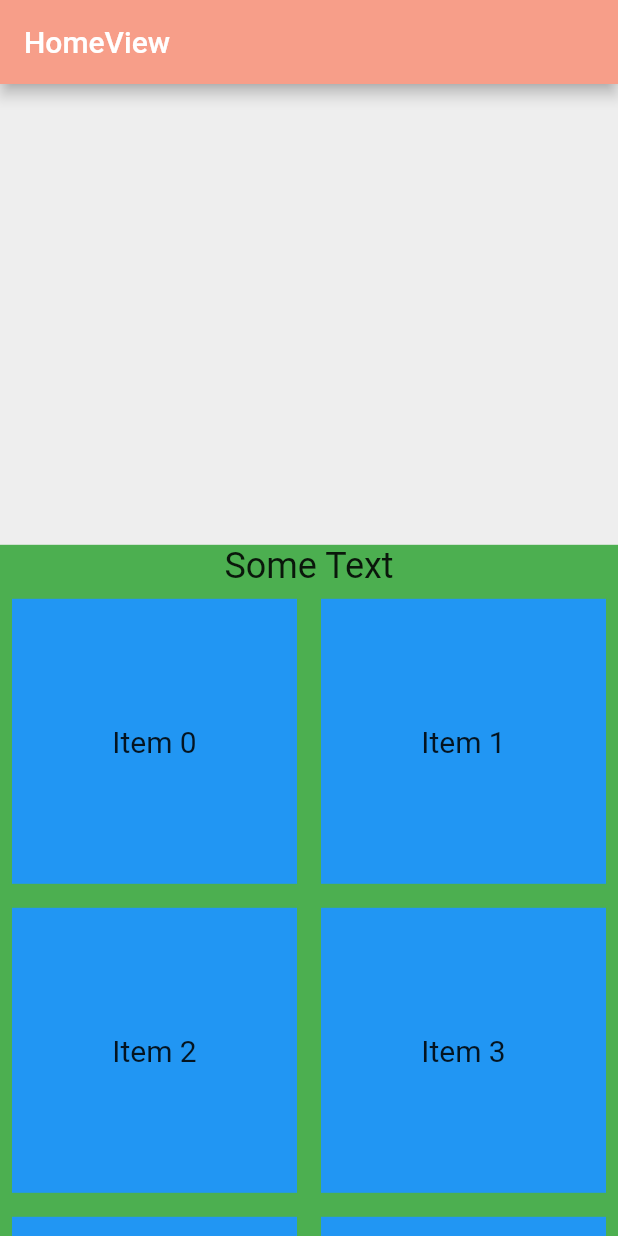
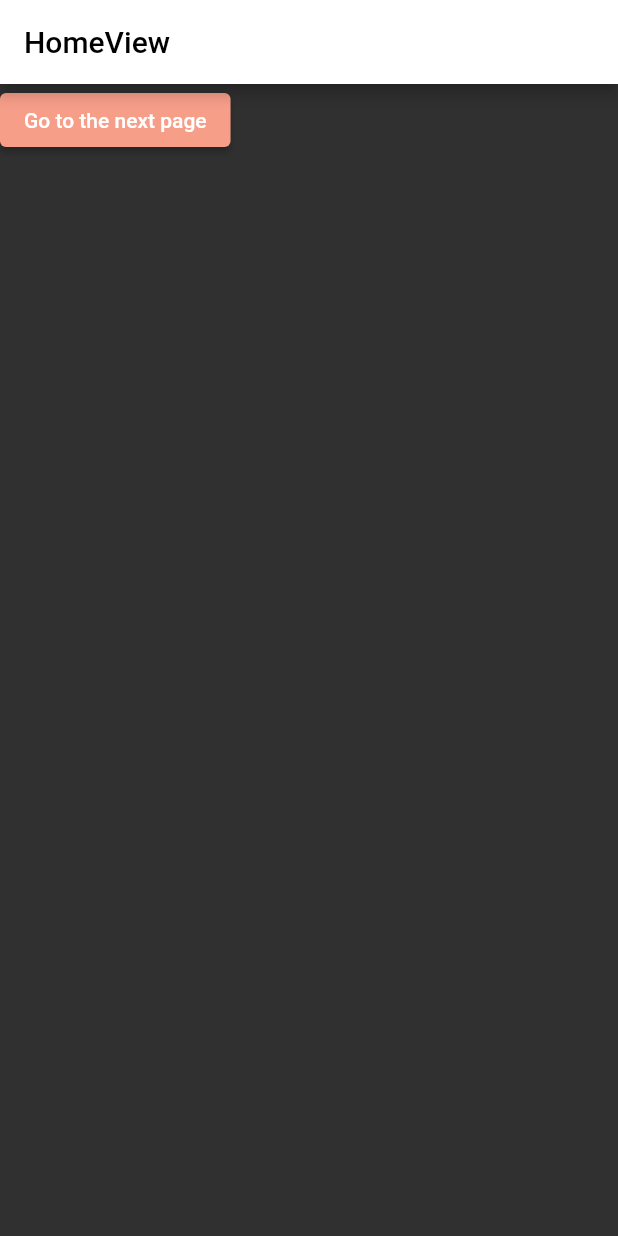
Before and after one commit to FadyShehataa/pomodoro_app, a Flutter app: the screen it shows after launch, on a phone screen of 412 x 824 dp. Run offline on Flutter 3.47's test engine with Material 2 defaults, Android fonts, the phone set to English and light mode, and no system bars; our stand-ins replace device_preview, equatable, flutter_bloc, google_fonts.

Commit message:
refactor create pomodoro view

```diff
--- a/lib/Feature/Home/presentation/manager/theme_cubit/theme_cubit.dart
+++ b/lib/Feature/Home/presentation/manager/theme_cubit/theme_cubit.dart
@@ -6,7 +6,7 @@ part 'theme_state.dart';
 class ThemeCubit extends Cubit<ThemeState> {
   ThemeCubit() : super(ThemeInitial());
 
-  bool _isDark = false;
+  bool _isDark = true;
   bool get isDark => _isDark;
 
   void changeTheme() {
--- a/lib/Feature/Home/presentation/views/create_pomodoro_view.dart
+++ b/lib/Feature/Home/presentation/views/create_pomodoro_view.dart
@@ -19,7 +19,9 @@ class CreatePomodoroView extends StatelessWidget {
           onPressed: () => Navigator.of(context).pop(),
         ),
       ),
-      body: const CreatePomodoroViewBody(),
+      body: const SafeArea(
+        child: CreatePomodoroViewBody(),
+      ),
     );
   }
 }
--- a/lib/Feature/Home/presentation/views/home_view.dart
+++ b/lib/Feature/Home/presentation/views/home_view.dart
@@ -1,4 +1,5 @@
 import 'package:flutter/material.dart';
+import 'package:pomodoro_master_app/Feature/Home/presentation/views/create_pomodoro_view.dart';
 
 class HomeView extends StatelessWidget {
   const HomeView({super.key});
@@ -9,44 +10,61 @@ class HomeView extends StatelessWidget {
       appBar: AppBar(
         title: const Text('HomeView'),
       ),
-      body: SizedBox.expand(
-        child: DraggableScrollableSheet(
-          initialChildSize: 0.6,
-          minChildSize: 0.05,
-          maxChildSize: 0.8,
-          builder: (context, ScrollController scrollController) {
-            return Container(
-              color: Colors.green,
-              child: SingleChildScrollView(
-                controller: scrollController,
-                child: Column(
-                  children: [
-                    const Text(
-                      'Some Text',
-                      style: TextStyle(fontSize: 24),
-                    ),
-                    GridView.count(
-                      shrinkWrap: true,
-                      crossAxisCount: 2,
-                      children: List.generate(10, (index) {
-                        return Container(
-                          margin: const EdgeInsets.all(8),
-                          color: Colors.blue,
-                          child: Center(
-                            child: Text(
-                              'Item $index',
-                              style: const TextStyle(fontSize: 20),
-                            ),
-                          ),
-                        );
-                      }),
-                    ),
-                  ],
+      body: Column(
+        children: [
+          // button to go to the next page
+          ElevatedButton(
+            onPressed: () {
+              Navigator.push(
+                context,
+                MaterialPageRoute(
+                  builder: (context) => const CreatePomodoroView(),
                 ),
-              ),
-            );
-          },
-        ),
+              );
+            },
+            child: const Text('Go to the next page'),
+          ),
+          // SizedBox.expand(
+          //   child: DraggableScrollableSheet(
+          //     initialChildSize: 0.6,
+          //     minChildSize: 0.05,
+          //     maxChildSize: 0.8,
+          //     builder: (context, ScrollController scrollController) {
+          //       return Container(
+          //         color: Colors.green,
+          //         child: SingleChildScrollView(
+          //           controller: scrollController,
+          //           child: Column(
+          //             children: [
+          //               const Text(
+          //                 'Some Text',
+          //                 style: TextStyle(fontSize: 24),
+          //               ),
+          //               GridView.count(
+          //                 shrinkWrap: true,
+          //                 crossAxisCount: 2,
+          //                 children: List.generate(10, (index) {
+          //                   return Container(
+          //                     margin: const EdgeInsets.all(8),
+          //                     color: Colors.blue,
+          //                     child: Center(
+          //                       child: Text(
+          //                         'Item $index',
+          //                         style: const TextStyle(fontSize: 20),
+          //                       ),
+          //                     ),
+          //                   );
+          //                 }),
+          //               ),
+          //             ],
+          //           ),
+          //         ),
+          //       );
+          //     },
+          //   ),
+          // ),
+
+        ],
       ),
     );
   }
--- a/lib/Feature/Home/presentation/views/widgets/custom_pomodoro_time_widget.dart
+++ b/lib/Feature/Home/presentation/views/widgets/custom_pomodoro_time_widget.dart
@@ -20,8 +20,8 @@ class CustomPomodoroTimeWidget extends StatelessWidget {
   Widget build(BuildContext context) {
     return Expanded(
       child: InkWell(
-        onTap: () {
-          showMyDialog(
+        onTap: () async {
+          await showMyDialog(
             context: context,
             pomodoroDurationType: pomodoroDurationType,
           );
```
Also changed, not shown: lib/Core/widgets/custom_text_form_field.dart (+11 -11 lines), lib/Feature/Home/presentation/views/widgets/create_pomodoro_footer.dart (+6 -2 lines).
